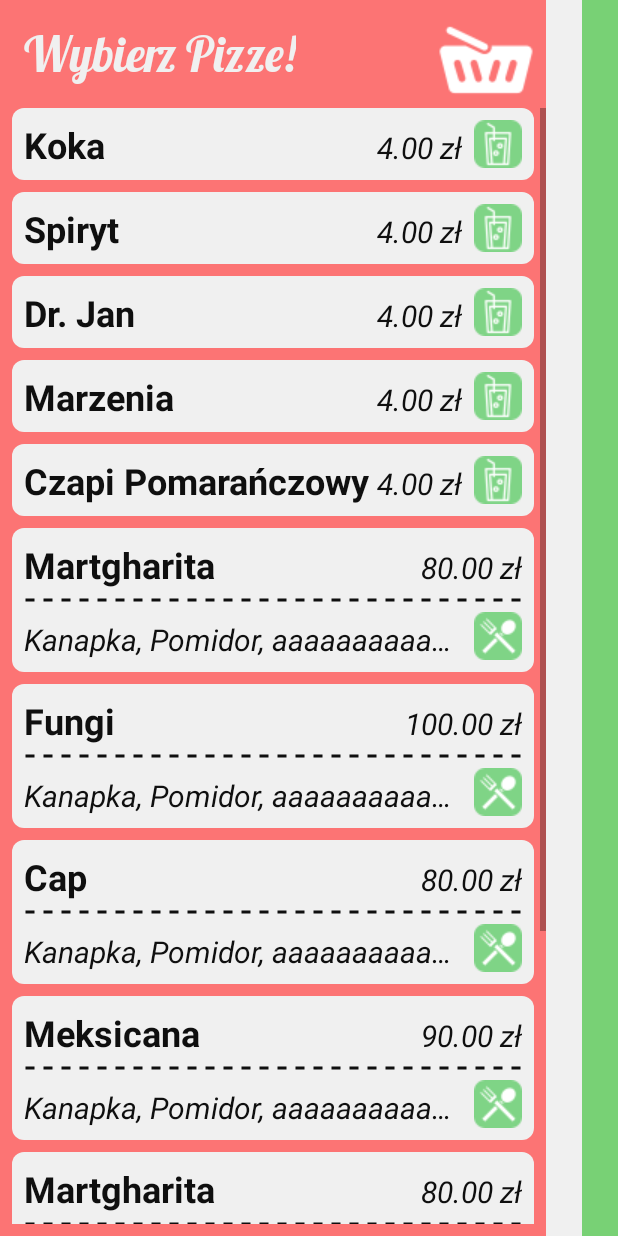
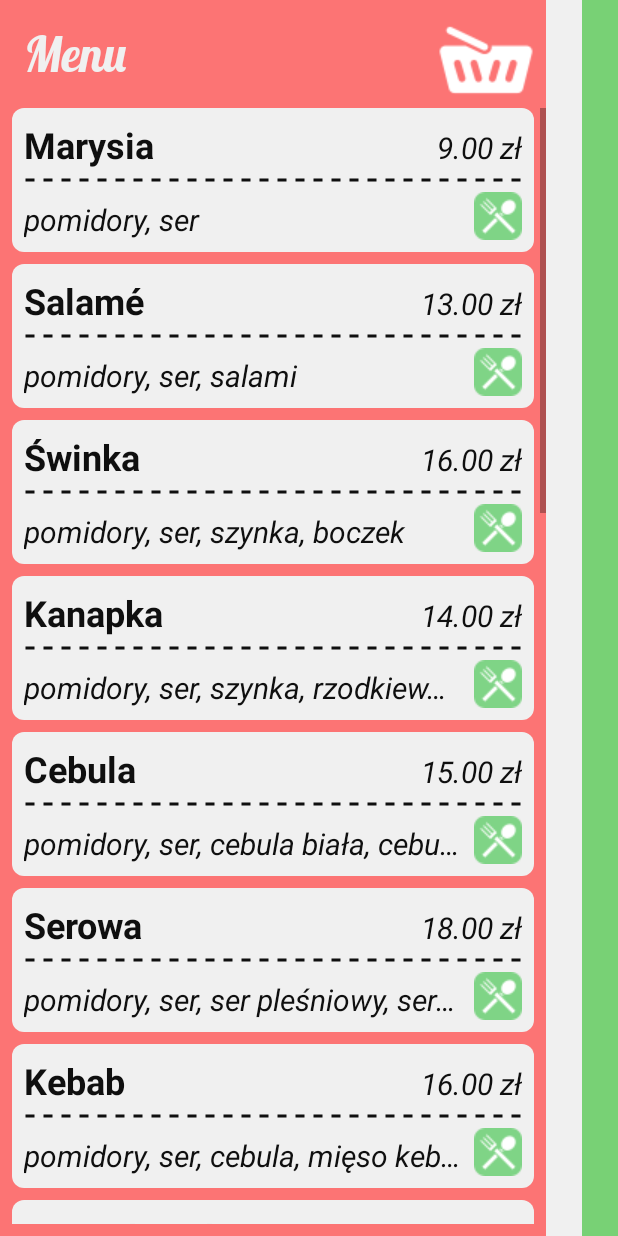
Before and after one commit to Golui/ujio2018, an Android app: the PickItem screen opened directly, with no data from a screen before it, on a phone screen of 412 x 824 dp. Run offline under Robolectric (Android 15) with nearby library versions, the phone set to English and light mode, and no system bars.

Commit message:
works, but without basket

```diff
--- a/Android/app/src/main/AndroidManifest.xml
+++ b/Android/app/src/main/AndroidManifest.xml
@@ -24,7 +24,8 @@
         <activity android:name=".activity.TrackOrders" />
         <activity android:name=".activity.PickItem" />
         <activity android:name=".activity.DetailsPizza" />
-        <activity android:name=".activity.DetailsBeverage"></activity>
+        <activity android:name=".activity.DetailsBeverage" />
+        <activity android:name=".activity.BasketPreview"></activity>
     </application>
 
 </manifest>
--- a/Android/app/src/main/java/io2018/ii/uj/edu/pl/jurpizza/activity/PickItem.java
+++ b/Android/app/src/main/java/io2018/ii/uj/edu/pl/jurpizza/activity/PickItem.java
@@ -5,64 +5,78 @@
 import android.os.Bundle;
 import android.view.View;
 import android.widget.AdapterView;
+import android.widget.Button;
+import android.widget.ImageButton;
+import android.widget.ImageView;
 import android.widget.ListView;
 import android.widget.Toast;
 
 import java.util.ArrayList;
-import java.util.Arrays;
-import java.util.List;
 
 import io2018.ii.uj.edu.pl.jurpizza.R;
 import io2018.ii.uj.edu.pl.jurpizza.adapter.PickBasketItemAdapter;
 import io2018.ii.uj.edu.pl.jurpizza.io.impl.MockOfferGetter;
 import io2018.ii.uj.edu.pl.jurpizza.model.BasketEntry;
 import io2018.ii.uj.edu.pl.jurpizza.model.Beverage;
-import io2018.ii.uj.edu.pl.jurpizza.model.Pizza;
 
 public class PickItem extends Activity {
+    final int xxx = 3;
+
+    ArrayList<BasketEntry> pickedItemsInBasket;
+    ArrayList<BasketEntry> itemsList;
+    ListView listView;
 
     @Override
     protected void onCreate(Bundle savedInstanceState) {
         super.onCreate(savedInstanceState);
 
         setContentView(R.layout.pick_pizza);
+        listView = findViewById(R.id.pizza_selection_list);
 
-        ListView list = findViewById(R.id.pizza_selection_list);
+        pickedItemsInBasket = new ArrayList<>();
 
-        List<String> l = new ArrayList<String>(Arrays.asList("Kanapka", "Pomidor", "aaaaaaaaaaaaaa", "asdasdasdasdasdas", "ASDASDASDASDASDASDASDASDASD"));
+        createItemsList();
+        configureListView();
+        configureBasketButton();
+    }
 
-        final ArrayList<BasketEntry> myItems = new ArrayList<>();
-        myItems.addAll(new MockOfferGetter().downloadAvailableBeverages());
-        myItems.add(new Pizza( "Martgharita", l, new BasketEntry.Variant("32 cm", 8000)));
-        myItems.add(new Pizza( "Fungi", l, new BasketEntry.Variant("32 cm", 10000)));
-        myItems.add(new Pizza( "Cap", l, new BasketEntry.Variant("32 cm", 8000)));
-        myItems.add(new Pizza( "Meksicana", l, new BasketEntry.Variant("32 cm", 9000)));
-        myItems.add(new Pizza( "Martgharita", l, new BasketEntry.Variant("32 cm", 8000)));
-        myItems.add(new Pizza( "Martgharita", l, new BasketEntry.Variant("32 cm", 8000)));
-        myItems.add(new Pizza( "Martgharita", l, new BasketEntry.Variant("32 cm", 8000)));
-        myItems.add(new Pizza( "Martgharita", l, new BasketEntry.Variant("32 cm", 8000)));
+    private void createItemsList() {
+        itemsList = new ArrayList<>();
+        itemsList.addAll(new MockOfferGetter().downloadAvailablePizzas());
+        itemsList.addAll(new MockOfferGetter().downloadAvailableBeverages());
+    }
 
+    private void configureListView() {
+        PickBasketItemAdapter adapter = new PickBasketItemAdapter(getApplicationContext(), itemsList);
+        listView.setAdapter(adapter);
 
-        PickBasketItemAdapter adapter = new PickBasketItemAdapter(getApplicationContext(), myItems);
-        list.setAdapter(adapter);
-
-        list.setOnItemClickListener(new AdapterView.OnItemClickListener() {
+        listView.setOnItemClickListener(new AdapterView.OnItemClickListener() {
             @Override
             public void onItemClick(AdapterView<?> parent, View view, int position, long id) {
-                String message = "You check " + myItems.get(position).getName() + "";
-                Toast.makeText(PickItem.this, message, Toast.LENGTH_LONG).show();
+                Toast.makeText(getBaseContext(), "Size: " + pickedItemsInBasket.size(), Toast.LENGTH_LONG).show();
                 Intent intent;
-                if(myItems.get(position) instanceof Beverage) {
+                if(itemsList.get(position) instanceof Beverage) {
                     intent = new Intent(PickItem.this, DetailsBeverage.class);
-                    intent.putExtra("beverage", myItems.get(position));
+                    intent.putExtra("beverage", itemsList.get(position));
                 } else {
                     intent = new Intent(PickItem.this, DetailsPizza.class);
-                    intent.putExtra("pizza", myItems.get(position));
+                    intent.putExtra("pizza", itemsList.get(position));
                 }
+                intent.putExtra("basket", pickedItemsInBasket);
                 startActivity(intent);
+                Toast.makeText(getBaseContext(), "Size: " + pickedItemsInBasket.size(), Toast.LENGTH_LONG).show();
             }
         });
+    }
 
+    private void configureBasketButton() {
+        ImageButton basketButton = (ImageButton) findViewById(R.id.basket_image);
+        basketButton.setOnClickListener(new View.OnClickListener() {
+            @Override
+            public void onClick(View v) {
+                startActivity(new Intent(PickItem.this, BasketPreview.class));
+            }
+        });
     }
 
 }
--- a/Android/app/src/main/java/io2018/ii/uj/edu/pl/jurpizza/adapter/PickBasketItemAdapter.java
+++ b/Android/app/src/main/java/io2018/ii/uj/edu/pl/jurpizza/adapter/PickBasketItemAdapter.java
@@ -43,7 +43,7 @@
     public int getViewTypeCount() {
         return 2;
     }
-//instanceOf
+    //instanceOf
     @Override
     public View getView(int position, View convertView, ViewGroup parent) {
 
@@ -73,49 +73,4 @@
 
         return convertView;
     }
-
-/*
-
-
-
-
-    private static class ViewHolder {
-        TextView name;
-        TextView ingredeints;
-        TextView price;
-    }
-
-    public PickBasketItemAdapter(Context context, int textViewResourceId, ArrayList<Pizza> items) {
-        super(context, textViewResourceId, items);
-        this.addAll(items);
-    }
-
-    public View getView(int position, @Nullable View convertView, @NonNull ViewGroup parent) {
-        ViewHolder viewHolder;
-
-        if (convertView == null) {
-            convertView = LayoutInflater.from(this.getContext()).inflate(R.layout.pick_pizza_item, parent, false);
-
-            viewHolder = new ViewHolder();
-
-            viewHolder.name = (TextView) convertView.findViewById(R.id.pick_pizza_name);
-            viewHolder.ingredeints = (TextView) convertView.findViewById(R.id.pick_pizza_ingredients);
-            viewHolder.price = (TextView) convertView.findViewById(R.id.pick_pizza_price);
-
-        } else {
-            viewHolder = (ViewHolder) convertView.getTag();
-        }
-
-        Pizza item = getItem(position);
-        if (item!= null) {
-            Pizza pm = data.get(position);
-            viewHolder.name.setText(pm.getName());
-            viewHolder.ingredeints.setText(pm.getIngredients());
-            viewHolder.price.setText(Util.formatMoney(pm.getPrice()));
-        }
-
-        return convertView;
-    }
-*/
-
 }
--- a/Android/app/src/main/java/io2018/ii/uj/edu/pl/jurpizza/io/impl/MockOfferGetter.java
+++ b/Android/app/src/main/java/io2018/ii/uj/edu/pl/jurpizza/io/impl/MockOfferGetter.java
@@ -1,6 +1,5 @@
 package io2018.ii.uj.edu.pl.jurpizza.io.impl;
 
-import java.util.ArrayList;
 import java.util.Arrays;
 import java.util.List;
 
@@ -12,59 +11,38 @@
 public class MockOfferGetter implements OfferGetter {
     @Override
     public List<Pizza> downloadAvailablePizzas() {
-
-        List<String> ing = new ArrayList<String>(Arrays.asList("Kanapka", "Pomidor", "aaaaaaaaaaaaaa", "asdasdasdasdasdas", "ASDASDASDASDASDASDASDASDASD"));
-
-        List<Pizza> l = Arrays.asList(
-                new Pizza( "Martgharita", ing, new BasketEntry.Variant("32 cm", 8000)),
-                new Pizza( "Cap", ing, new BasketEntry.Variant("32 cm", 8000)),
-                new Pizza( "Fungi", ing, new BasketEntry.Variant("32 cm", 9000)),
-                new Pizza( "Meksicana", ing, new BasketEntry.Variant("32 cm", 10000)),
-                new Pizza( "Martgharita", ing, new BasketEntry.Variant("32 cm", 8000)),
-                new Pizza( "Martgharita", ing, new BasketEntry.Variant("32 cm", 8000)),
-                new Pizza( "Martgharita", ing, new BasketEntry.Variant("32 cm", 8000)),
-                new Pizza( "Martgharita", ing, new BasketEntry.Variant("32 cm", 8000)),
-                new Pizza( "Martgharita", ing, new BasketEntry.Variant("32 cm", 8000)),
-                new Pizza( "Martgharita", ing, new BasketEntry.Variant("32 cm", 8000))
-
-               //new Pizza("Marysia", 1000, Arrays.asList("pomidory", "ser")),
-               //new Pizza("Salamé", 1300, Arrays.asList("pomidory", "ser", "salami")),
-               //new Pizza("Świnka", 1600, Arrays.asList("pomidory", "ser", "szynka", "boczek")),
-               //new Pizza("Kanapka", 1400, Arrays.asList("pomidory", "ser", "szynka", "rzodkiewka", "ogórek", "chleb")),
-               //new Pizza("Cebula", 1500, Arrays.asList("pomidory", "ser", "cebula biała", "cebula czerwona", "cebula zielona")),
-               //new Pizza("Serowa", 1800, Arrays.asList("pomidory", "ser", "ser pleśniowy", "ser salatkowy w stylu", "ser w stylu górskim", "ser żółty w style cheddar")),
-               //new Pizza("Pizza", 1100, Arrays.asList("pomidory", "ser", "ciasto do pizzy")),
-               //new Pizza("Kebab", 1600, Arrays.asList("pomidory", "ser", "cebula", "mięso kebab")),
-               //new Pizza("Amerykańska", 1000, Arrays.asList("pomidory", "ser", "frytki", "wołowina")),
-               //new Pizza("Faux pas", 1000, Arrays.asList("pomidory", "ser", "bazylia", "mielona kawa")),
-               //new Pizza("Java", 1400, Arrays.asList("pomidory", "ser", "obiekty", "garbage collector", "\"bezpieczeństow\"")),
-               //new Pizza("C", 900, Arrays.asList("pomidory", "ser", "macro assembler")),
-               //new Pizza("Filmowa", 1000, Arrays.asList("pomidory", "ser", "statysta", "kamera", "nitroceluloza", "bite szkło")),
-               //new Pizza("Krykiet", 1000, Arrays.asList("pomidory", "ser", "ciasto na bazie mąki ze świerszczy", "świerze świerszcze", "cebula")),
-               //new Pizza("Van Helsing", 1000, Arrays.asList("pomidory", "ser", "czosnek polski", "czosnek chiński", "sos czosnkowy"))
+        List<Pizza> pizzaList = Arrays.asList(
+               new Pizza("Marysia", Arrays.asList("pomidory", "ser"), 900),
+               new Pizza("Salamé" , Arrays.asList("pomidory", "ser", "salami"), 1300),
+               new Pizza("Świnka" , Arrays.asList("pomidory", "ser", "szynka", "boczek"), 1600),
+               new Pizza("Kanapka" , Arrays.asList("pomidory", "ser", "szynka", "rzodkiewka", "ogórek", "chleb"), 1400),
+               new Pizza("Cebula" , Arrays.asList("pomidory", "ser", "cebula biała", "cebula czerwona", "cebula zielona"), 1500),
+               new Pizza("Serowa" , Arrays.asList("pomidory", "ser", "ser pleśniowy", "ser salatkowy w stylu", "ser w stylu górskim", "ser żółty w style cheddar"), 1800),
+               new Pizza("Kebab" , Arrays.asList("pomidory", "ser", "cebula", "mięso kebab"), 1600),
+               new Pizza("Amerykańska", Arrays.asList("pomidory", "ser", "frytki", "wołowina"), 1000),
+               new Pizza("Faux pas", Arrays.asList("pomidory", "ser", "bazylia", "mielona kawa"), 1000),
+               new Pizza("Java", Arrays.asList("pomidory", "ser", "obiekty", "garbage collector", "\"bezpieczeństow\""), 1400),
+               new Pizza("C", Arrays.asList("pomidory", "ser", "macro assembler"), 900),
+               new Pizza("Filmowa", Arrays.asList("pomidory", "ser", "statysta", "kamera", "nitroceluloza", "bite szkło"), 1000),
+               new Pizza("Krykiet", Arrays.asList("pomidory", "ser", "ciasto na bazie mąki ze świerszczy", "świerze świerszcze", "cebula"), 1000),
+               new Pizza("Van Helsing", Arrays.asList("pomidory", "ser", "czosnek polski", "czosnek chiński", "sos czosnkowy"), 1000)
         );
 
-        return l;
+        return pizzaList;
     }
 
     @Override
     public List<Beverage> downloadAvailableBeverages() {
 
-        Beverage.Variant[] dummyVariants = new Beverage.Variant[]{
-                new Beverage.Variant("0.33l", 400),
-                new Beverage.Variant("0.5l", 800),
-                new Beverage.Variant("0.7l", 1200),
-                new Beverage.Variant("1l", 2000),
-        };
-
-        List<Beverage> bvgs = Arrays.asList(
-                new Beverage("Koka", dummyVariants),
-                new Beverage("Spiryt", dummyVariants),
-                new Beverage("Dr. Jan", dummyVariants),
-                new Beverage("Marzenia", dummyVariants),
-                new Beverage("Czapi Pomarańczowy", dummyVariants)
+        List<Beverage> beverageList = Arrays.asList(
+                new Beverage("Woda", 300),
+                new Beverage("Koka", 400),
+                new Beverage("Spiryt", 400),
+                new Beverage("Dr. Jan", 500),
+                new Beverage("Marzenia", 400),
+                new Beverage("Czapi Pomarańczowy", 500)
         );
 
-        return bvgs;
+        return beverageList;
     }
 }
--- a/Android/app/src/main/java/io2018/ii/uj/edu/pl/jurpizza/model/Address.java
+++ b/Android/app/src/main/java/io2018/ii/uj/edu/pl/jurpizza/model/Address.java
@@ -10,7 +10,7 @@
 
     public static final Pattern POSTAL_CODE_PATTERN = Pattern.compile("\\d\\d-\\d\\d\\d");
     // Leaving in case we change input
-    // public static final Pattern FLAT_NUMBER_PATTERN = Pattern.compile("[a-zA-Z0-9]*/[a-zA-Z0-9]");
+    // public static final Pattern FLAT_NUMBER_PATTERN = Pattern.compile("[PreviewBasketAdapter-zA-Z0-9]*/[PreviewBasketAdapter-zA-Z0-9]");
 
     int town;
     String postalCode;
@@ -30,7 +30,7 @@
             this.postalCode = raw;
         }else
         {
-            throw new AddressFormatException("Postal code is not a postal code");
+            throw new AddressFormatException("Postal code is not PreviewBasketAdapter postal code");
         }
     }
 
--- a/Android/app/src/main/java/io2018/ii/uj/edu/pl/jurpizza/model/BasketEntry.java
+++ b/Android/app/src/main/java/io2018/ii/uj/edu/pl/jurpizza/model/BasketEntry.java
@@ -6,64 +6,42 @@
 import java.util.List;
 
 public abstract class BasketEntry implements Serializable {
-    protected String baseName;
-    protected List<Variant> variants;
-    protected int variant = -1;
+    protected String name;
+    protected int basePrice;
+    protected int aditionalPrice;
+    protected String size;
 
-    public BasketEntry(String s, Variant... variants)
-    {
-        this.baseName = s;
-        this.variants = new ArrayList<>(Arrays.asList(variants));
+    public BasketEntry(String name, int price) {
+        this.name = name;
+        this.basePrice = price;
+        this.aditionalPrice = 0;
+        this.size = "";
     }
 
-    public BasketEntry(BasketEntry b)
-    {
-        this.variants = new ArrayList<>(b.variants);
-        Collections.sort(this.variants);
-        this.baseName = b.baseName;
-        this.variant = b.variant;
+    public BasketEntry(BasketEntry b) {
+        this.name = b.name;
+        this.basePrice = b.basePrice;
+        this.aditionalPrice = b.aditionalPrice;
+        this.size = b.size;
     }
 
-
-    public static class Variant implements Comparable<Variant>, Serializable
-    {
-        String volume;
-        int price;
-
-        public Variant(String v, int p)
-        {
-            this.volume = v;
-            this.price = p;
-        }
-
-        @Override
-        public int compareTo(Variant o2) {
-            return Integer.compare(this.price, o2.price);
+    public void setSize(String size) {
+        if (!size.equals("32cm") && !size.equals("200ml") && !size.equals("")) {
+            this.size = "(" + size + ")";
+        } else {
+            this.size = "";
         }
     }
 
-    public String getName() {
-        return baseName;
+    public void setAditionalPrice(int aditionalPrice) {
+        this.aditionalPrice = aditionalPrice;
     }
 
-    /**
-     * Returns lowest price, to entice clients
-     */
-    public int getPrice() {
-        return this.variants.get(this.variant == -1 ? 0 : this.variant).price;
+    public String getName() {
+        return name + size;
     }
 
-    public List<Variant> getAvailableVolumes() { return this.variants; }
-
-    public void setVariants(List<Variant> var) {
-        this.variants = var;
-    }
-
-    public void setVariant(int variant) {
-        this.variant = variant;
-    }
-
-    public String getBasketString() {
-        return this.baseName + (this.variant != -1 ? " (" + this.variants.get(this.variant).volume + ")" : "");
+    public int getPrice() {
+        return basePrice + aditionalPrice;
     }
 }
--- a/Android/app/src/main/java/io2018/ii/uj/edu/pl/jurpizza/model/Beverage.java
+++ b/Android/app/src/main/java/io2018/ii/uj/edu/pl/jurpizza/model/Beverage.java
@@ -2,8 +2,8 @@
 
 public class Beverage extends BasketEntry {
 
-    public Beverage(String s, Variant... variants) {
-        super(s, variants);
+    public Beverage(String s, int basePrice) {
+        super(s, basePrice);
     }
 
     public Beverage(Beverage b) {
--- a/Android/app/src/main/java/io2018/ii/uj/edu/pl/jurpizza/model/Pizza.java
+++ b/Android/app/src/main/java/io2018/ii/uj/edu/pl/jurpizza/model/Pizza.java
@@ -2,29 +2,45 @@
 
 import java.util.List;
 
+import io2018.ii.uj.edu.pl.jurpizza.R;
+
 public class Pizza extends BasketEntry {
-    private int id;
     private String ingredients;
+    private String sauce;
 
-    public Pizza(String name, List<String> ingredients, Variant... variants) {
-        super(name, variants);
+    public Pizza(String name, List<String> ingredients, int basePrice) {
+        super(name, basePrice);
         StringBuffer sb = new StringBuffer();
         for (String s : ingredients) sb.append(s).append(", ");
         sb.delete(sb.length() - 2, sb.length());
         this.ingredients = sb.toString();
+        this.sauce = "brak";
     }
 
     public Pizza(Pizza b) {
         super(b);
-        this.id = b.id;
         this.ingredients = b.ingredients;
+        this.sauce = "";
     }
 
-    public int getId() {
-        return id;
+    @Override
+    public String getName() {
+        String s = super.getName();
+        if (!sauce.equals("brak")) {
+            return super.getName() +  " + " + sauce;
+        }
+        return s;
     }
 
     public String getIngredients() {
         return ingredients;
     }
+
+    public void setSauce(String sauce) {
+        this.sauce = sauce;
+    }
+
+    public String getSauce() {
+        return sauce;
+    }
 }
--- a/Android/app/src/main/res/layout/basket_preview.xml
+++ b/Android/app/src/main/res/layout/basket_preview.xml
@@ -40,7 +40,7 @@
             android:layout_margin="16dp"
             android:layout_marginBottom="8dp"
             android:layout_marginTop="8dp"
-            android:text="@string/pick_pizza"
+            android:text="@string/your_order"
             android:theme="@style/InfoText"
             app:layout_constraintBottom_toBottomOf="@+id/basket_image"
             app:layout_constraintLeft_toLeftOf="parent"
--- a/Android/app/src/main/res/layout/pick_pizza.xml
+++ b/Android/app/src/main/res/layout/pick_pizza.xml
@@ -73,6 +73,7 @@
             app:layout_constraintTop_toBottomOf="@+id/basket_image"
             tools:listitem="@layout/pick_pizza_item" />
 
+
     </android.support.constraint.ConstraintLayout>
 
 </android.support.constraint.ConstraintLayout>
```
Also changed, not shown: Android/app/src/main/java/io2018/ii/uj/edu/pl/jurpizza/activity/BasketPreview.java (added, +66 -0 lines), Android/app/src/main/java/io2018/ii/uj/edu/pl/jurpizza/activity/DetailsPizza.java (+87 -13 lines), Android/app/src/main/java/io2018/ii/uj/edu/pl/jurpizza/adapter/PreviewBasketAdapter.java (+25 -44 lines), Android/app/src/main/res/values/strings.xml (+23 -5 lines), 1 other file.
